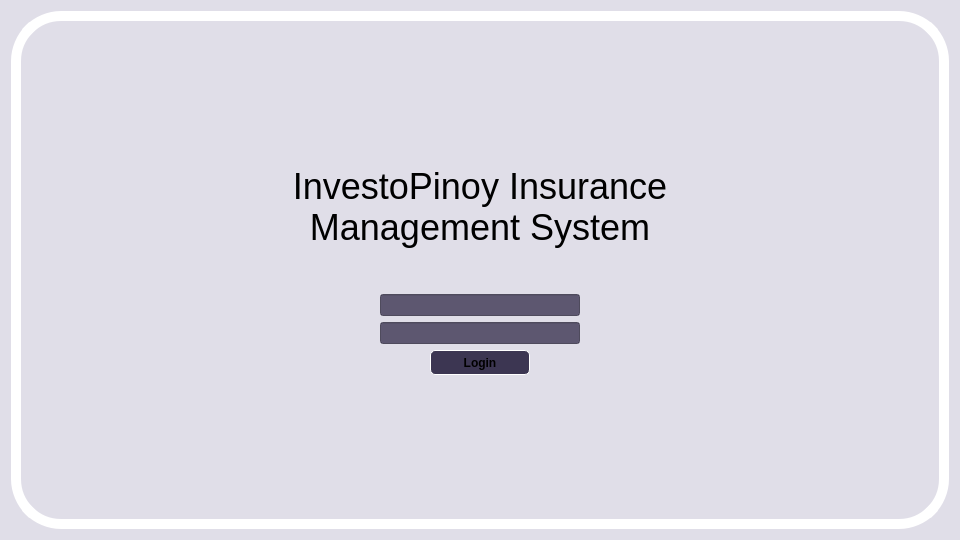
Above: QtGUI/login.ui from Ponard/InvestoPinoy before the change. Below: the same form after it.
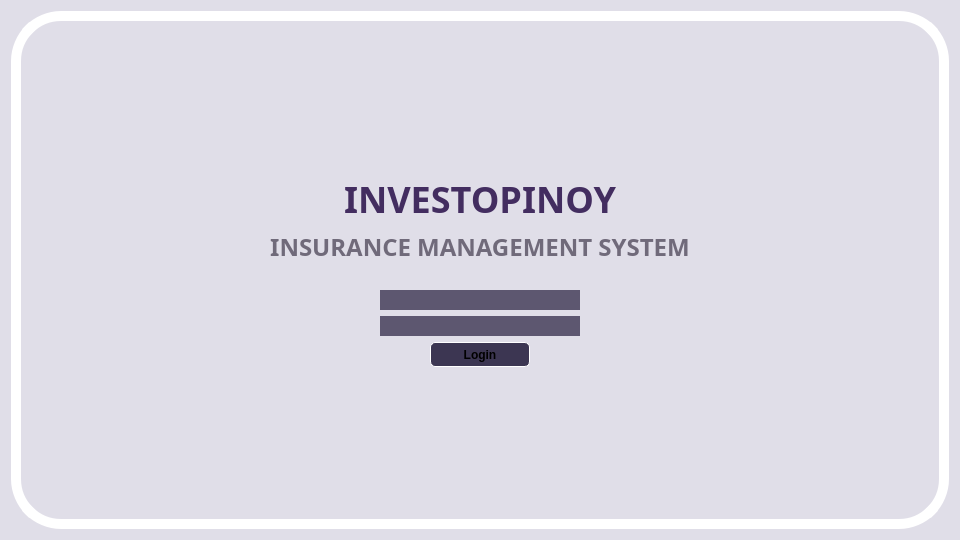
That is the form after the change.

Commit message: Updated login UI and regenerated ui_login.py

What changed in the file:
```diff
--- a/QtGUI/login.ui
+++ b/QtGUI/login.ui
@@ -528,13 +528,42 @@
           <verstretch>0</verstretch>
          </sizepolicy>
         </property>
+        <property name="font">
+         <font>
+          <family>Futura</family>
+          <pointsize>-1</pointsize>
+          <bold>true</bold>
+         </font>
+        </property>
         <property name="styleSheet">
          <string notr="true">font-size: 36px;
-color: black</string>
+color: #432d60;</string>
         </property>
         <property name="text">
-         <string>InvestoPinoy Insurance
-Management System</string>
+         <string>INVESTOPINOY</string>
+        </property>
+        <property name="alignment">
+         <set>Qt::AlignmentFlag::AlignCenter</set>
+        </property>
+        <property name="wordWrap">
+         <bool>true</bool>
+        </property>
+       </widget>
+      </item>
+      <item>
+       <widget class="QLabel" name="login_header_2">
+        <property name="font">
+         <font>
+          <family>Al Nile</family>
+          <pointsize>18</pointsize>
+          <bold>true</bold>
+         </font>
+        </property>
+        <property name="styleSheet">
+         <string notr="true">color: #706a7a;</string>
+        </property>
+        <property name="text">
+         <string>INSURANCE MANAGEMENT SYSTEM</string>
         </property>
         <property name="alignment">
          <set>Qt::AlignmentFlag::AlignCenter</set>
@@ -555,7 +584,7 @@
         <property name="sizeHint" stdset="0">
          <size>
           <width>20</width>
-          <height>40</height>
+          <height>20</height>
          </size>
         </property>
        </spacer>
@@ -580,7 +609,19 @@
            <bool>false</bool>
           </property>
           <property name="styleSheet">
-           <string notr="true">background-color: rgba(60,54,82,204);</string>
+           <string notr="true">QLineEdit {
+    background-color: rgba(60, 54, 82, 204);
+    border: 2px solid transparent;
+}
+QLineEdit:hover {
+    border: 2px solid rgba(60,54,82,204);
+}
+QLineFocus:focus {
+	border: 2px solid black;
+}</string>
+          </property>
+          <property name="text">
+           <string/>
           </property>
          </widget>
         </item>
@@ -603,7 +644,16 @@
            </size>
           </property>
           <property name="styleSheet">
-           <string notr="true">background-color: rgba(60,54,82,204);</string>
+           <string notr="true">QLineEdit {
+    background-color: rgba(60, 54, 82, 204);
+    border: 2px solid transparent;
+}
+QLineEdit:hover {
+    border: 2px solid rgba(60,54,82,204);
+}
+QLineFocus:focus {
+	border: 2px solid black;
+}</string>
           </property>
           <property name="echoMode">
            <enum>QLineEdit::EchoMode::Password</enum>
```
The commit also changes 1 other file.
